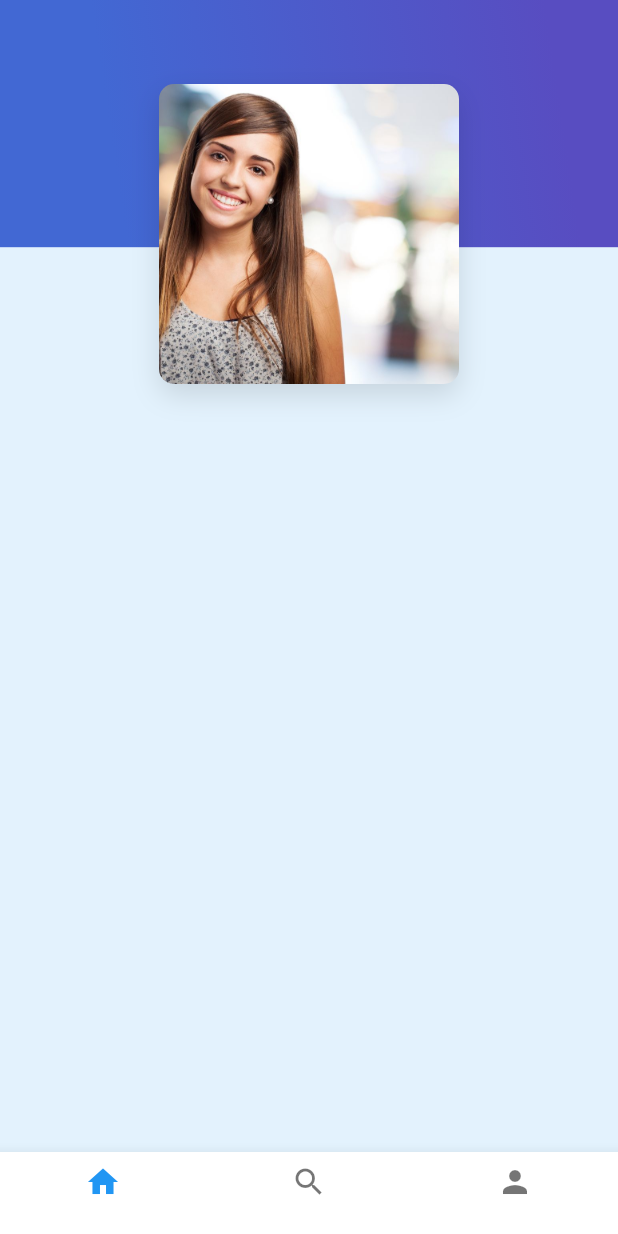
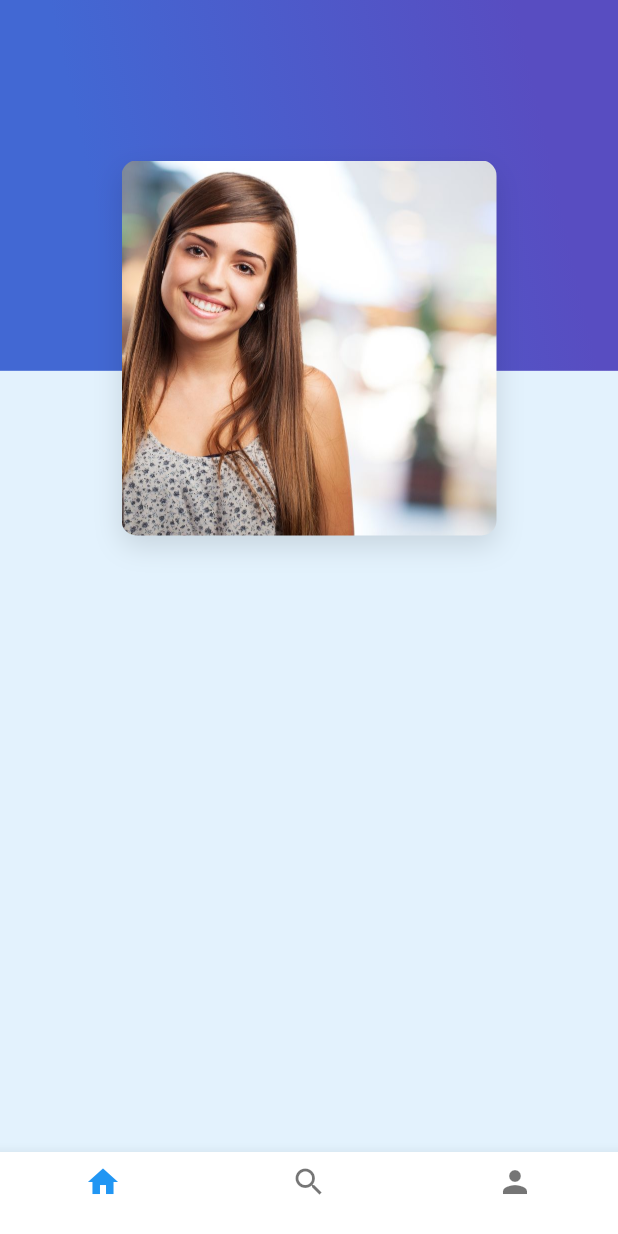
Before and after one commit to GeralPinzon/GestureApp, a Flutter app: the Home screen opened by its route, on a phone screen of 412 x 824 dp. Run offline on Flutter 3.47's test engine with Material 2 defaults, Android fonts, the phone set to English and light mode, and no system bars.

Commit message:
Arreglo color

```diff
--- a/lib/pages/home.dart
+++ b/lib/pages/home.dart
@@ -13,7 +13,7 @@ class Home extends StatelessWidget {
           Stack(
             children: [
               Container(
-                height: MediaQuery.of(context).size.height * 0.2,
+                height: MediaQuery.of(context).size.height * 0.3,
                 width: MediaQuery.of(context).size.width,
                 decoration: BoxDecoration(
                   gradient: LinearGradient(
@@ -26,11 +26,11 @@ class Home extends StatelessWidget {
                 ),
               ),
               Center(
-                heightFactor: 1.3,
+                heightFactor: 1.6,
                 child: Container(
                   margin: EdgeInsets.all(20),
-                  width: 200,
-                  height: 200,
+                  width: 250,
+                  height: 250,
                   decoration: BoxDecoration(
                     image: DecorationImage(
                       fit: BoxFit.cover,
```
